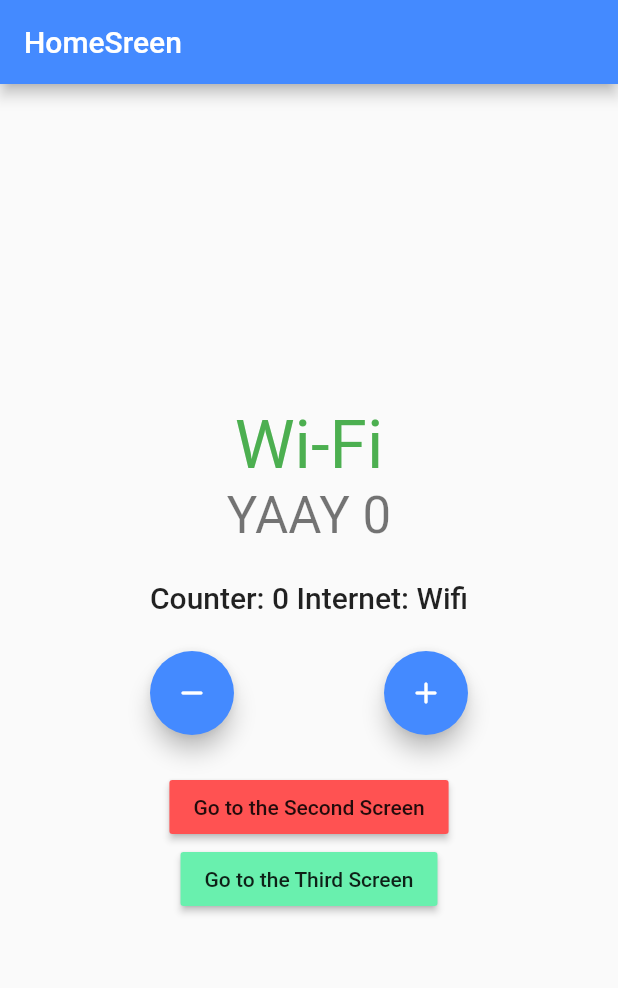
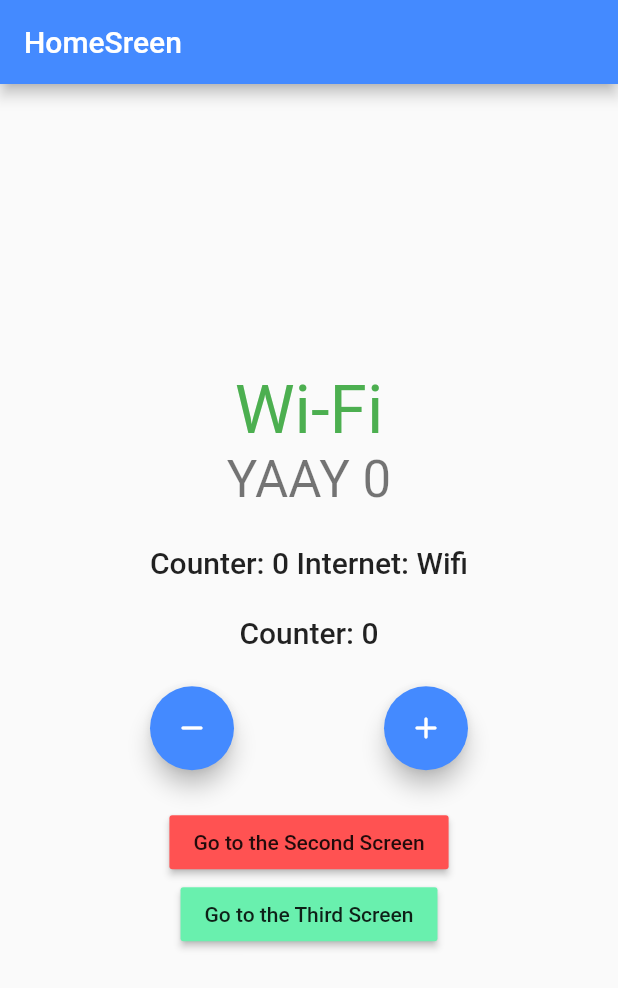
Before and after one commit to FadyFawzyOfficial/flutter_bloc_concepts, a Flutter app: the screen it shows after launch, on a phone screen of 412 x 824 dp. Shown: the top 988 px of the screen. Run offline on Flutter 3.47's test engine with Material 2 defaults, Android fonts, the phone set to English and light mode, and no system bars; our stand-ins replace bloc, connectivity_plus, equatable, flutter_bloc.

Commit message:
Rebuild a widget when the Bloc/Cubit State changes based on only one Simple select condition by using context.select()

```diff
--- a/lib/presentation/screens/home_screen.dart
+++ b/lib/presentation/screens/home_screen.dart
@@ -147,6 +147,7 @@ class _HomeScreenState extends State<HomeScreen> {
               },
             ),
             const SizedBox(height: 24),
+            //! context.watch()
             //? In order to demonstrate How context.watch() works?
             //! We will have to create a Widget which will rebuild whenever at
             //! least one of these two Cubits emits new states.
@@ -175,6 +176,26 @@ class _HomeScreenState extends State<HomeScreen> {
                 //! connection status (Wifi, Mobile or Disconnected)
                 return Text(
                   'Counter: ${counterState.counterValue} Internet: $internetStatus',
+                  style: Theme.of(context).textTheme.headline6,
+                );
+              },
+            ),
+            const SizedBox(height: 24),
+            //! context.select()
+            //* Again, to test this (context.select), all we have to do is to
+            //* wrap a Text widget inside a Builder widget to access its closer
+            //* BuildContext and then retrieve the new counter value inside the
+            //* variable while also updating and rebuilding the Builder widget.
+            //! Whenever the current counter value is different from the
+            //! previous counter value context.select returns the new value
+            //! and rebuilds the Builder widget.
+            Builder(
+              builder: (context) {
+                final counterValue = context.select(
+                    (CounterCubit counterCubit) =>
+                        counterCubit.state.counterValue);
+                return Text(
+                  'Counter: $counterValue',
                   style: Theme.of(context).textTheme.headline6,
                 );
               },
```
